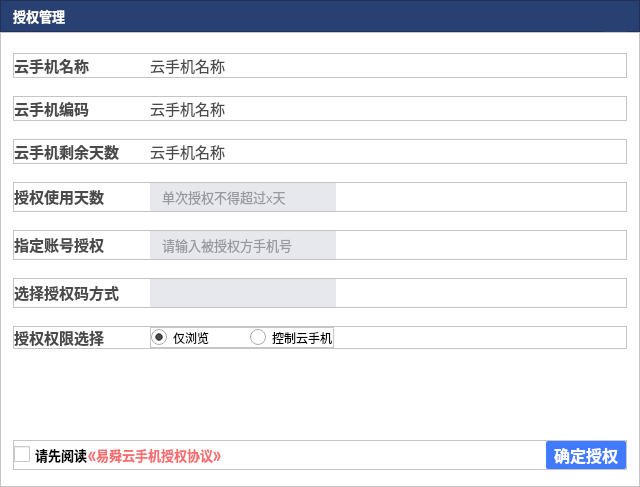
ZhouMei20220810/TEST, file addauthorizationdialog.ui: the form before one commit.
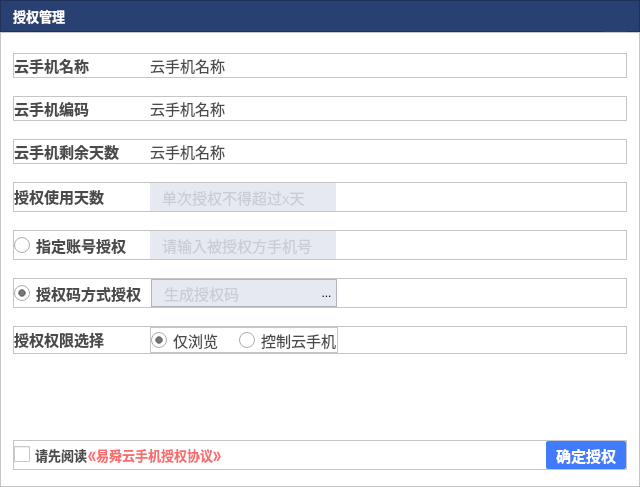
The form after the commit. Icons and pictures are not drawn.

Commit message: 添加授权码协议

The edit to the form file:
```diff
--- a/addauthorizationdialog.ui
+++ b/addauthorizationdialog.ui
@@ -355,6 +355,21 @@
        <pointsize>10</pointsize>
       </font>
      </property>
+     <property name="styleSheet">
+      <string notr="true">QRadioButton::indicator::unchecked
+{
+border-image:url(:/main/resource/main/radioUncheck.png);
+}
+QRadioButton::indicator::checked
+{
+border-image:url(:/main/resource/main/radioCheck.png);
+}
+QRadioButton::indicator
+{
+width:16px;
+height:16px;
+}</string>
+     </property>
      <property name="frameShape">
       <enum>QFrame::StyledPanel</enum>
      </property>
@@ -682,13 +697,13 @@
            </property>
            <property name="font">
             <font>
-             <pointsize>10</pointsize>
+             <pointsize>11</pointsize>
             </font>
            </property>
            <property name="styleSheet">
             <string notr="true">border:none;
-color:#FF4A4A4A;
-background-color: #FFE7E8EE;
+color:#ADAFB5;
+background-color: #E6E9F2;
 padding-left:10px;</string>
            </property>
            <property name="echoMode">
@@ -724,6 +739,9 @@
          <enum>QFrame::Raised</enum>
         </property>
         <layout class="QHBoxLayout" name="horizontalLayout_7">
+         <property name="spacing">
+          <number>9</number>
+         </property>
          <property name="leftMargin">
           <number>0</number>
          </property>
@@ -737,17 +755,11 @@
           <number>0</number>
          </property>
          <item>
-          <widget class="QLabel" name="label_9">
+          <widget class="QRadioButton" name="radioButtonAccount">
            <property name="minimumSize">
             <size>
-             <width>130</width>
-             <height>17</height>
-            </size>
-           </property>
-           <property name="maximumSize">
-            <size>
-             <width>130</width>
-             <height>17</height>
+             <width>127</width>
+             <height>19</height>
             </size>
            </property>
            <property name="font">
@@ -780,13 +792,13 @@
            </property>
            <property name="font">
             <font>
-             <pointsize>10</pointsize>
+             <pointsize>11</pointsize>
             </font>
            </property>
            <property name="styleSheet">
             <string notr="true">border:none;
-color:#FF4A4A4A;
-background-color: #FFE7E8EE;
+color:#ADAFB5;
+background-color: #E6E9F2;
 padding-left:10px;</string>
            </property>
            <property name="echoMode">
@@ -804,8 +816,8 @@
            </property>
            <property name="sizeHint" stdset="0">
             <size>
-             <width>40</width>
-             <height>20</height>
+             <width>37</width>
+             <height>17</height>
             </size>
            </property>
           </spacer>
@@ -823,7 +835,7 @@
         </property>
         <layout class="QHBoxLayout" name="horizontalLayout_8">
          <property name="spacing">
-          <number>6</number>
+          <number>9</number>
          </property>
          <property name="leftMargin">
           <number>0</number>
@@ -838,19 +850,7 @@
           <number>0</number>
          </property>
          <item>
-          <widget class="QLabel" name="label_10">
-           <property name="minimumSize">
-            <size>
-             <width>130</width>
-             <height>17</height>
-            </size>
-           </property>
-           <property name="maximumSize">
-            <size>
-             <width>130</width>
-             <height>17</height>
-            </size>
-           </property>
+          <widget class="QRadioButton" name="radioButtonAuthorCode">
            <property name="font">
             <font>
              <pointsize>11</pointsize>
@@ -861,12 +861,15 @@
             <string notr="true">color:#4A4A4A;</string>
            </property>
            <property name="text">
-            <string>选择授权码方式</string>
+            <string>授权码方式授权</string>
+           </property>
+           <property name="checked">
+            <bool>true</bool>
            </property>
           </widget>
          </item>
          <item>
-          <widget class="QComboBox" name="comboBoxMethod">
+          <widget class="QFrame" name="frame_12">
            <property name="minimumSize">
             <size>
              <width>186</width>
@@ -879,51 +882,98 @@
              <height>28</height>
             </size>
            </property>
-           <property name="font">
-            <font>
-             <pointsize>9</pointsize>
-            </font>
-           </property>
            <property name="styleSheet">
-            <string notr="true">QComboBox{
-background-color:#E7E8EE;
-border:none;
-}
-
-QComboBox::down-arrow {
-	image: url(:/login/resource/login/ico_down.png);
-	height:30px;width:15px;
-background-color:#E7E8EE;
-border:none;
-} 
-QComboBox::drop-down{
-	border:none;
-padding-right:5px;
-	background-color: rgba(255, 255, 255, 0);
-} 
-QComboBox QAbstractItemView
-{
-	background:#FFFFFFFF;
-	border:1px solid rgba(228,228,228,1);
-	border-radius:0px 0px 5px 5px;
-	font-size:14px;
-	outline:0px;
-}
-QComboBox QAbstractItemView::item{
-	height:36px;
-	color:#FF666666;
-	padding-left:9px;
-	background-color:#FFFFFFFF;
-}
-QComboBox QAbstractItemView::item:hover{
-	color:#FFFFFFFF;
-	background-color:#FF409CE1;
-}
-QComboBox QAbstractItemView::item:selected{
-	color:#FFFFFFFF;
-	background-color:#FF409CE1;
-}</string>
+            <string notr="true">background-color:#E6E9F2;</string>
            </property>
+           <property name="frameShape">
+            <enum>QFrame::StyledPanel</enum>
+           </property>
+           <property name="frameShadow">
+            <enum>QFrame::Raised</enum>
+           </property>
+           <layout class="QHBoxLayout" name="horizontalLayout_11">
+            <property name="spacing">
+             <number>0</number>
+            </property>
+            <property name="leftMargin">
+             <number>0</number>
+            </property>
+            <property name="topMargin">
+             <number>0</number>
+            </property>
+            <property name="rightMargin">
+             <number>0</number>
+            </property>
+            <property name="bottomMargin">
+             <number>0</number>
+            </property>
+            <item>
+             <widget class="QLineEdit" name="lineEditPhoneNum_2">
+              <property name="enabled">
+               <bool>true</bool>
+              </property>
+              <property name="minimumSize">
+               <size>
+                <width>0</width>
+                <height>0</height>
+               </size>
+              </property>
+              <property name="maximumSize">
+               <size>
+                <width>186</width>
+                <height>28</height>
+               </size>
+              </property>
+              <property name="font">
+               <font>
+                <pointsize>11</pointsize>
+               </font>
+              </property>
+              <property name="styleSheet">
+               <string notr="true">border:none;
+color:#ADAFB5;
+background-color: #E6E9F2;
+padding-left:10px;</string>
+              </property>
+              <property name="echoMode">
+               <enum>QLineEdit::Normal</enum>
+              </property>
+              <property name="placeholderText">
+               <string>生成授权码</string>
+              </property>
+             </widget>
+            </item>
+            <item>
+             <spacer name="horizontalSpacer_7">
+              <property name="orientation">
+               <enum>Qt::Horizontal</enum>
+              </property>
+              <property name="sizeHint" stdset="0">
+               <size>
+                <width>13</width>
+                <height>20</height>
+               </size>
+              </property>
+             </spacer>
+            </item>
+            <item>
+             <widget class="QToolButton" name="toolBtnTips">
+              <property name="styleSheet">
+               <string notr="true">border:none;</string>
+              </property>
+              <property name="text">
+               <string>...</string>
+              </property>
+              <property name="icon">
+               <iconset resource="res.qrc">
+                <normaloff>:/main/resource/main/zhangkai.png</normaloff>:/main/resource/main/zhangkai.png</iconset>
+              </property>
+              <property name="autoRaise">
+               <bool>true</bool>
+              </property>
+             </widget>
+            </item>
+           </layout>
           </widget>
          </item>
          <item>
@@ -933,8 +983,8 @@
            </property>
            <property name="sizeHint" stdset="0">
             <size>
-             <width>40</width>
-             <height>20</height>
+             <width>37</width>
+             <height>17</height>
             </size>
            </property>
           </spacer>
@@ -945,47 +995,7 @@
       <item>
        <widget class="QFrame" name="frame_9">
         <property name="styleSheet">
-         <string notr="true">QCheckBox::indicator {
-     width: 16px;
-     height: 16px;
- }
-
- QCheckBox::indicator:unchecked {
-     image: url(:/login/resource/login/option_normal.png);
- }
-
- QCheckBox::indicator:unchecked:hover {
-     image: url(:/login/resource/login/option_normal.png);
- }
-
- QCheckBox::indicator:unchecked:pressed {
-     image: url(:/login/resource/login/option_normal.png);
- }
-
- QCheckBox::indicator:checked {
-     image: url(:/login/resource/login/option_select.png);
- }
-
- QCheckBox::indicator:checked:hover {
-     image: url(:/login/resource/login/option_select.png);
- }
-
- QCheckBox::indicator:checked:pressed {
-     image: url(:/login/resource/login/option_select.png);
- }
-QRadioButton::indicator::unchecked
-{
-border-image:url(:/main/resource/main/radioUncheck.png);
-}
-QRadioButton::indicator::checked
-{
-border-image:url(:/main/resource/main/radioCheck.png);
-}
-QRadioButton::indicator
-{
-width:16px;
-height:16px;
-}</string>
+         <string notr="true"/>
         </property>
         <property name="frameShape">
          <enum>QFrame::StyledPanel</enum>
@@ -1050,7 +1060,7 @@
            </property>
            <layout class="QHBoxLayout" name="horizontalLayout_10">
             <property name="spacing">
-             <number>40</number>
+             <number>20</number>
             </property>
             <property name="leftMargin">
              <number>0</number>
@@ -1066,6 +1076,14 @@
             </property>
             <item>
              <widget class="QRadioButton" name="radioButtonReadOnly">
+              <property name="font">
+               <font>
+                <pointsize>11</pointsize>
+               </font>
+              </property>
+              <property name="styleSheet">
+               <string notr="true">color:#4A4A4A;</string>
+              </property>
               <property name="text">
                <string>仅浏览</string>
               </property>
@@ -1076,6 +1094,14 @@
             </item>
             <item>
              <widget class="QRadioButton" name="radioButtonControl">
+              <property name="font">
+               <font>
+                <pointsize>11</pointsize>
+               </font>
+              </property>
+              <property name="styleSheet">
+               <string notr="true">color:#4A4A4A;</string>
+              </property>
               <property name="text">
                <string>控制云手机</string>
               </property>
@@ -1151,6 +1177,7 @@
            <property name="styleSheet">
             <string notr="true"> QCheckBox {
      spacing: 5px;
+color:#4A4A4A;
  }
 
  QCheckBox::indicator {
@@ -1240,7 +1267,7 @@
            </property>
            <property name="font">
             <font>
-             <pointsize>12</pointsize>
+             <pointsize>11</pointsize>
              <bold>true</bold>
             </font>
            </property>
```
Left out of the diff: 6 changed lines with no effect on the pictures. The commit also changes 5 other files.
